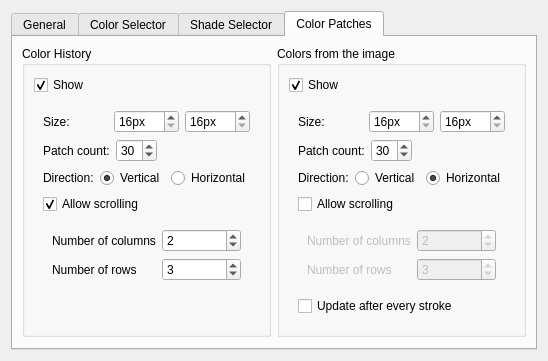
KDE/krita, file krita/plugins/extensions/dockers/advancedcolorselector/wdg_color_selector_settings.ui: the form before one commit.
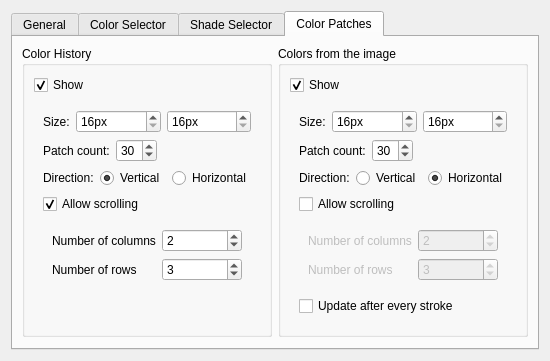
The form after the commit. Custom widgets are drawn as their Qt base class.

Commit message: Changed the UI which contains labels and textfields into QFormLayout to set alignment issues

```diff
--- a/krita/plugins/extensions/dockers/advancedcolorselector/wdg_color_selector_settings.ui
+++ b/krita/plugins/extensions/dockers/advancedcolorselector/wdg_color_selector_settings.ui
@@ -6,8 +6,8 @@
    <rect>
     <x>0</x>
     <y>0</y>
-    <width>502</width>
-    <height>333</height>
+    <width>550</width>
+    <height>331</height>
    </rect>
   </property>
   <property name="windowTitle">
@@ -67,8 +67,8 @@
            <property name="title">
             <string>Zoom selectors</string>
            </property>
-           <layout class="QVBoxLayout" name="verticalLayout_8">
-            <item>
+           <layout class="QGridLayout" name="gridLayout_7">
+            <item row="0" column="0">
              <widget class="QRadioButton" name="popupOnMouseClick">
               <property name="text">
                <string notr="true">when pressing mid mousebutton</string>
@@ -78,30 +78,30 @@
               </property>
              </widget>
             </item>
-            <item>
+            <item row="1" column="0">
              <widget class="QRadioButton" name="popupOnMouseOver">
               <property name="text">
                <string>on mouse over.</string>
               </property>
              </widget>
             </item>
-            <item>
+            <item row="2" column="0">
              <widget class="QRadioButton" name="neverZoom">
               <property name="text">
                <string>never</string>
               </property>
              </widget>
             </item>
-            <item>
-             <layout class="QHBoxLayout" name="horizontalLayout_9">
-              <item>
+            <item row="3" column="0">
+             <layout class="QFormLayout" name="formLayout_4">
+              <item row="0" column="0">
                <widget class="QLabel" name="label_11">
                 <property name="text">
                  <string>zoom to size</string>
                 </property>
                </widget>
               </item>
-              <item>
+              <item row="0" column="1">
                <widget class="QSpinBox" name="popupSize">
                 <property name="suffix">
                  <string>px</string>
@@ -403,8 +403,8 @@
               <rect>
                <x>0</x>
                <y>0</y>
-               <width>71</width>
-               <height>24</height>
+               <width>304</width>
+               <height>137</height>
               </rect>
              </property>
              <layout class="QGridLayout" name="gridLayout_4">
@@ -452,16 +452,18 @@
           </item>
           <item>
            <widget class="QWidget" name="widget" native="true">
-            <layout class="QVBoxLayout" name="verticalLayout_2">
+            <layout class="QVBoxLayout" name="verticalLayout_3">
              <item>
-              <layout class="QHBoxLayout" name="horizontalLayout_11">
-               <item>
+              <layout class="QFormLayout" name="formLayout_8">
+               <item row="0" column="0">
                 <widget class="QLabel" name="label_14">
                  <property name="text">
                   <string>Size:</string>
                  </property>
                 </widget>
                </item>
+               <item row="0" column="1">
+                <layout class="QHBoxLayout" name="horizontalLayout_9">
                <item>
                 <widget class="QSpinBox" name="lastUsedColorsWidth">
                  <property name="suffix">
@@ -487,16 +489,20 @@
                </item>
               </layout>
              </item>
+              </layout>
+             </item>
              <item>
               <layout class="QHBoxLayout" name="horizontalLayout_3">
                <item>
+                <layout class="QFormLayout" name="formLayout_7">
+                 <item row="0" column="0">
                 <widget class="QLabel" name="label_10">
                  <property name="text">
                   <string>Patch count:</string>
                  </property>
                 </widget>
                </item>
-               <item>
+                 <item row="0" column="1">
                 <widget class="QSpinBox" name="lastUsedColorsPatchCount">
                  <property name="minimum">
                   <number>1</number>
@@ -506,6 +512,8 @@
                  </property>
                 </widget>
                </item>
+                </layout>
+               </item>
                <item>
                 <spacer name="horizontalSpacer_3">
                  <property name="orientation">
@@ -522,8 +530,8 @@
               </layout>
              </item>
              <item>
-              <layout class="QHBoxLayout" name="horizontalLayout">
-               <item>
+              <layout class="QFormLayout" name="formLayout_6">
+               <item row="0" column="0">
                 <widget class="QLabel" name="label_8">
                  <property name="text">
                   <string>Direction:</string>
@@ -533,6 +541,8 @@
                  </property>
                 </widget>
                </item>
+               <item row="0" column="1">
+                <layout class="QHBoxLayout" name="horizontalLayout">
                <item>
                 <widget class="QRadioButton" name="lastUsedColorsAlignVertical">
                  <property name="text">
@@ -552,6 +562,8 @@
                </item>
               </layout>
              </item>
+              </layout>
+             </item>
              <item>
               <widget class="QCheckBox" name="lastUsedColorsAllowScrolling">
                <property name="text">
@@ -566,6 +578,11 @@
               <widget class="QWidget" name="widget_3" native="true">
                <layout class="QGridLayout" name="gridLayout">
                 <item row="0" column="0">
+                 <layout class="QFormLayout" name="formLayout_5">
+                  <property name="rowWrapPolicy">
+                   <enum>QFormLayout::WrapLongRows</enum>
+                  </property>
+                  <item row="0" column="0">
                  <widget class="QLabel" name="lbl_lastUsedNumCols">
                   <property name="text">
                    <string>Number of columns</string>
@@ -612,6 +629,8 @@
                  </widget>
                 </item>
                </layout>
+                </item>
+               </layout>
               </widget>
              </item>
              <item>
@@ -654,16 +673,18 @@
           </item>
           <item>
            <widget class="QWidget" name="widget_2" native="true">
-            <layout class="QVBoxLayout" name="verticalLayout_3">
+            <layout class="QVBoxLayout" name="verticalLayout_2">
              <item>
-              <layout class="QHBoxLayout" name="horizontalLayout_10">
-               <item>
+              <layout class="QFormLayout" name="formLayout_9">
+               <item row="0" column="0">
                 <widget class="QLabel" name="label_12">
                  <property name="text">
                   <string>Size:</string>
                  </property>
                 </widget>
                </item>
+               <item row="0" column="1">
+                <layout class="QHBoxLayout" name="horizontalLayout_10">
                <item>
                 <widget class="QSpinBox" name="commonColorsWidth">
                  <property name="suffix">
@@ -689,16 +710,20 @@
                </item>
               </layout>
              </item>
+              </layout>
+             </item>
              <item>
               <layout class="QHBoxLayout" name="horizontalLayout_5">
                <item>
+                <layout class="QFormLayout" name="formLayout_10">
+                 <item row="0" column="0">
                 <widget class="QLabel" name="label_9">
                  <property name="text">
                   <string>Patch count:</string>
                  </property>
                 </widget>
                </item>
-               <item>
+                 <item row="0" column="1">
                 <widget class="QSpinBox" name="commonColorsPatchCount">
                  <property name="minimum">
                   <number>1</number>
@@ -708,6 +733,8 @@
                  </property>
                 </widget>
                </item>
+                </layout>
+               </item>
                <item>
                 <spacer name="horizontalSpacer_2">
                  <property name="orientation">
@@ -715,8 +742,8 @@
                  </property>
                  <property name="sizeHint" stdset="0">
                   <size>
-                   <width>0</width>
-                   <height>10</height>
+                   <width>13</width>
+                   <height>13</height>
                   </size>
                  </property>
                 </spacer>
@@ -724,8 +751,8 @@
               </layout>
              </item>
              <item>
-              <layout class="QHBoxLayout" name="horizontalLayout_2">
-               <item>
+              <layout class="QFormLayout" name="formLayout_11">
+               <item row="0" column="0">
                 <widget class="QLabel" name="label_13">
                  <property name="text">
                   <string>Direction:</string>
@@ -735,6 +762,8 @@
                  </property>
                 </widget>
                </item>
+               <item row="0" column="1">
+                <layout class="QHBoxLayout" name="horizontalLayout_2">
                <item>
                 <widget class="QRadioButton" name="commonColorsAlignVertical">
                  <property name="text">
@@ -754,6 +783,8 @@
                </item>
               </layout>
              </item>
+              </layout>
+             </item>
              <item>
               <widget class="QCheckBox" name="commonColorsAllowScrolling">
                <property name="text">
@@ -768,6 +799,8 @@
                </property>
                <layout class="QGridLayout" name="gridLayout_2">
                 <item row="0" column="0">
+                 <layout class="QFormLayout" name="formLayout_12">
+                  <item row="0" column="0">
                  <widget class="QLabel" name="lbl_commonColorsNumCols">
                   <property name="text">
                    <string>Number of columns</string>
@@ -812,6 +845,8 @@
                    <number>3</number>
                   </property>
                  </widget>
+                  </item>
+                 </layout>
                 </item>
                </layout>
               </widget>
```
Lines whose indentation alone changed are shown as unchanged. The commit also changes 91 other files.
